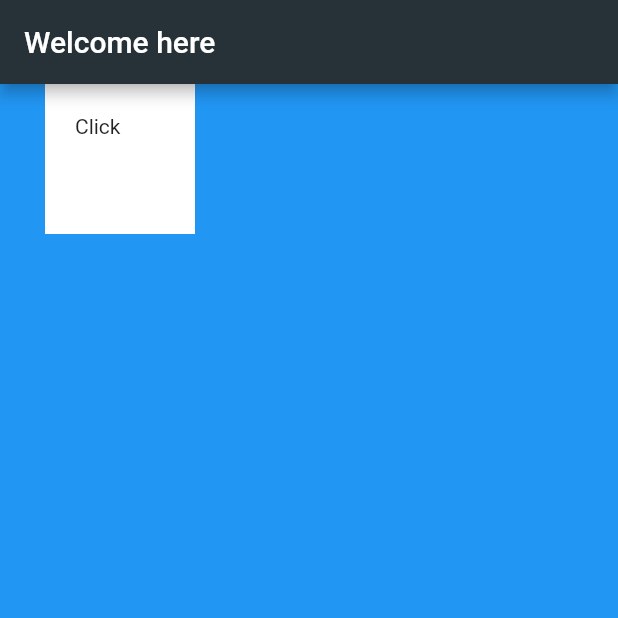
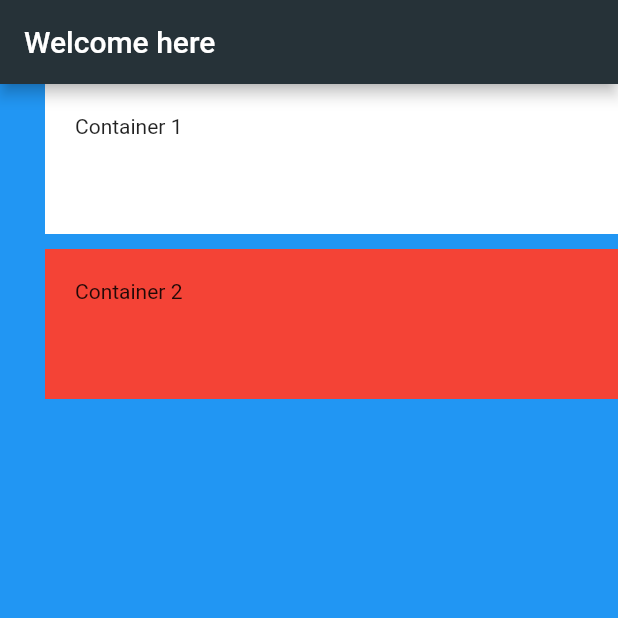
Before and after one commit to iahmed5/flutter_app, a Flutter app: the screen it shows after launch, on a phone screen of 412 x 824 dp, the top half of it. Run offline on Flutter 3.47's test engine with Material 2 defaults, Android fonts, the phone set to English and light mode, and no system bars.

Commit message:
multi child container + sized box + margin + padding + alightments

```diff
--- a/lib/main.dart
+++ b/lib/main.dart
@@ -15,13 +15,32 @@ class MyApp extends StatelessWidget {
           backgroundColor: Colors.blueGrey[900],
         ),
         body: SafeArea(
-          child: Container(
-            width: 100.0,
-            height: 100.0,
-            margin: EdgeInsets.only(left: 30),
-            padding: EdgeInsets.all(20.0),
-            color: Colors.white,
-            child: Text('Click'),
+          child: Column(
+            mainAxisSize: MainAxisSize.min,
+            crossAxisAlignment: CrossAxisAlignment.stretch,
+            mainAxisAlignment: MainAxisAlignment.end,
+            children: [
+              Container(
+                width: 100.0,
+                height: 100.0,
+                margin: EdgeInsets.only(left: 30),
+                padding: EdgeInsets.all(20.0),
+                color: Colors.white,
+                child: Text('Container 1'),
+              ),
+              SizedBox(
+                height: 10,
+              ),
+              Container(
+                width: 100.0,
+                height: 100.0,
+                margin: EdgeInsets.only(left: 30),
+                padding: EdgeInsets.all(20.0),
+                color: Colors.red,
+                child: Text('Container 2'),
+              ),
+              Container(width: double.infinity, height: 10),
+            ],
           ),
         ),
       ),
```
